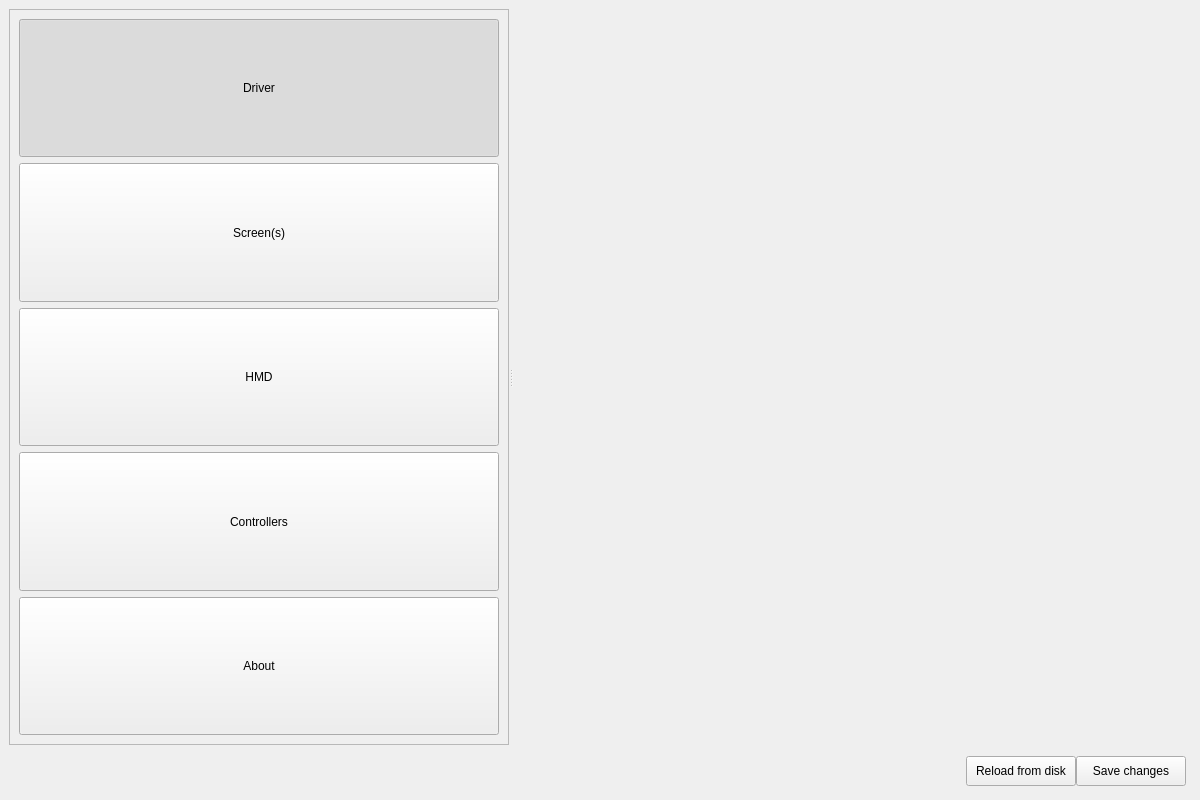
This is mainwindow.ui in JX5S/HadesVR_GUI_Tool as Qt 5 draws it before an edit. The edited form follows.
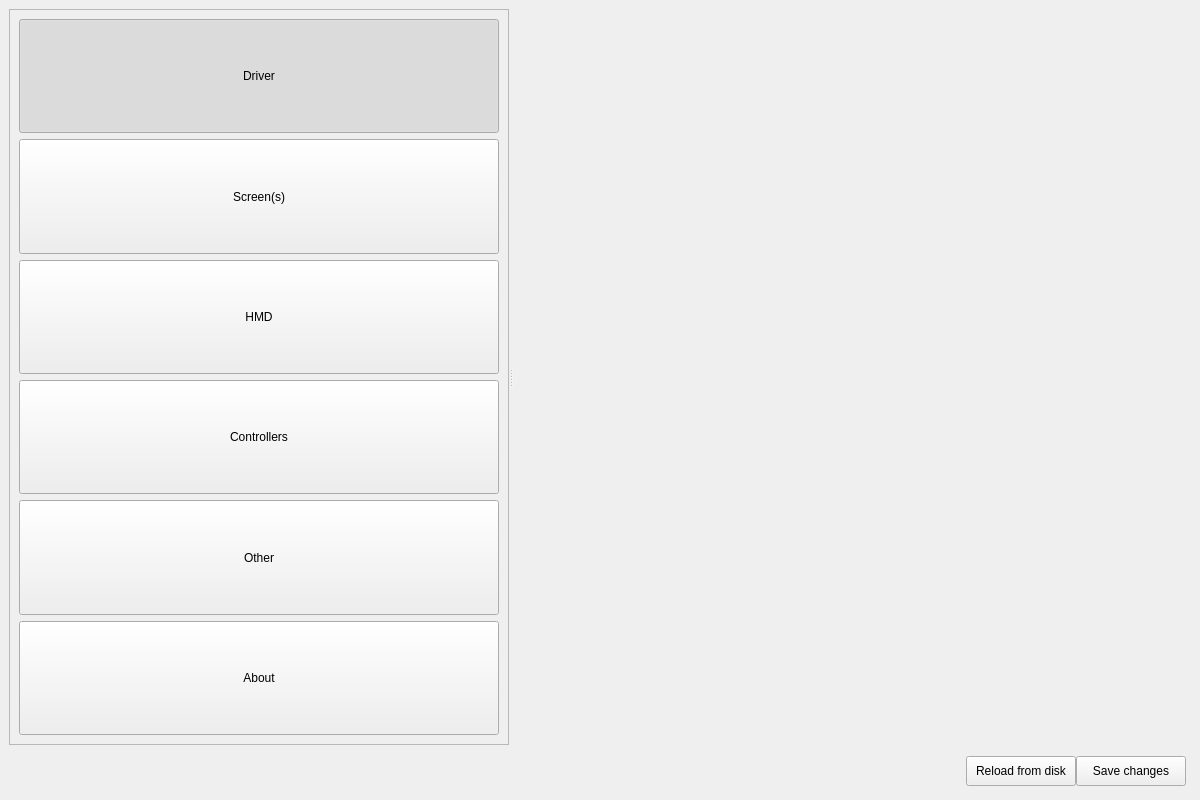
This is the edited form. Icons and pictures are not drawn.

Commit message:
Finished screens selection, added another pane
Also preparation for the rest of settings.

```diff
--- a/mainwindow.ui
+++ b/mainwindow.ui
@@ -67,9 +67,9 @@
         <property name="geometry">
          <rect>
           <x>0</x>
-          <y>0</y>
+          <y>-202</y>
           <width>484</width>
-          <height>492</height>
+          <height>588</height>
          </rect>
         </property>
         <layout class="QVBoxLayout" name="verticalLayout">
@@ -212,6 +212,40 @@
            </attribute>
           </widget>
          </item>
+         <item>
+          <widget class="QToolButton" name="pane_button_others">
+           <property name="sizePolicy">
+            <sizepolicy hsizetype="Minimum" vsizetype="MinimumExpanding">
+             <horstretch>0</horstretch>
+             <verstretch>0</verstretch>
+            </sizepolicy>
+           </property>
+           <property name="minimumSize">
+            <size>
+             <width>90</width>
+             <height>90</height>
+            </size>
+           </property>
+           <property name="text">
+            <string>Other</string>
+           </property>
+           <property name="iconSize">
+            <size>
+             <width>60</width>
+             <height>60</height>
+            </size>
+           </property>
+           <property name="checkable">
+            <bool>true</bool>
+           </property>
+           <property name="toolButtonStyle">
+            <enum>Qt::ToolButtonTextUnderIcon</enum>
+           </property>
+           <attribute name="buttonGroup">
+            <string notr="true">paneButtonGroup</string>
+           </attribute>
+          </widget>
+         </item>
          <item>
           <widget class="QToolButton" name="pane_button_about">
            <property name="sizePolicy">
```
The commit also changes 19 other files.
